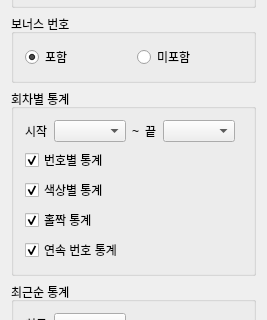
fsest4u/Taurus, file src/formFiles/MainWindow.ui: the form before one commit; both pictures show x 0 to 267 and y 106 to 426 of the 267 by 576 pixel window.
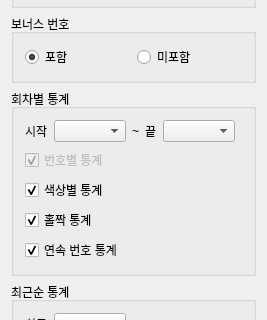
The form after the commit.

What changed in the file:
```diff
--- a/src/formFiles/MainWindow.ui
+++ b/src/formFiles/MainWindow.ui
@@ -137,6 +137,9 @@
         <layout class="QGridLayout" name="optionLayoutNumber">
          <item row="0" column="0">
           <widget class="QCheckBox" name="cbNumber">
+           <property name="enabled">
+            <bool>false</bool>
+           </property>
            <property name="text">
             <string>번호별 통계</string>
            </property>
```
